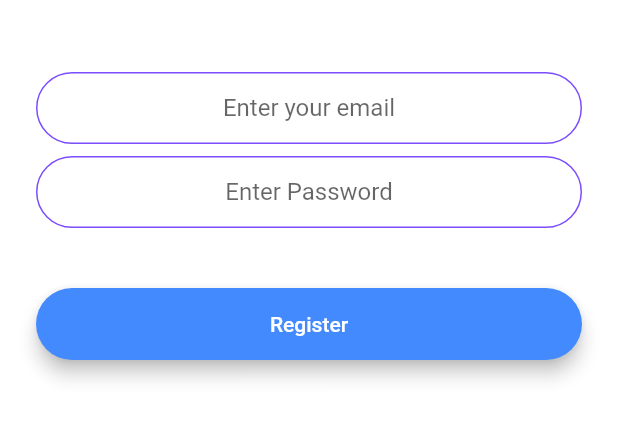
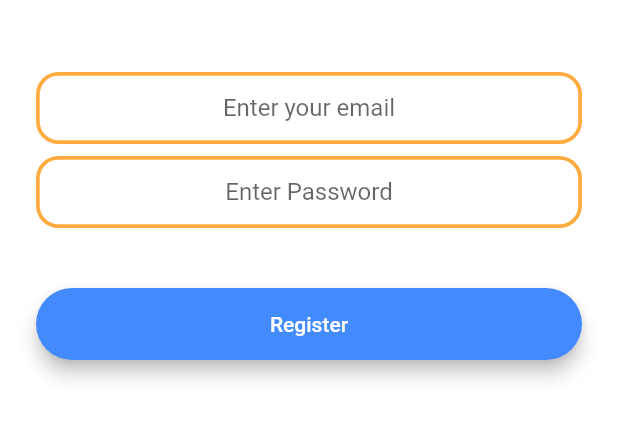
Before and after one commit to Coding-Club-IITG/Git-Workshop-flutter, a Flutter app: the RegistrationScreen screen opened by its route, on a phone screen of 412 x 824 dp, the part 576-1018 px from its top. Run offline on Flutter 3.47's test engine with Material 2 defaults, Android fonts, the phone set to English and light mode, and no system bars; our stand-ins replace animated_text_kit, cloud_firestore, firebase_auth, firebase_core, modal_progress_hud; accounts and stored records are empty.

Commit message:
Update constants.dart
change in color , radius and outline width

```diff
--- a/lib/constants.dart
+++ b/lib/constants.dart
@@ -7,17 +7,17 @@ const kTextFieldDecoration = InputDecoration(
     horizontal: 20.0,
   ),
   border: OutlineInputBorder(
-    borderRadius: BorderRadius.all(Radius.circular(32.0)),
+    borderRadius: BorderRadius.all(Radius.circular(15.0)),
   ),
   enabledBorder: OutlineInputBorder(
-    borderSide: BorderSide(color: Colors.deepPurpleAccent, width: 1.0),
-    borderRadius: BorderRadius.all(Radius.circular(32.0)),
+    borderSide: BorderSide(color: Colors.orangeAccent, width: 2.5),
+    borderRadius: BorderRadius.all(Radius.circular(15.0)),
   ),
   focusedBorder: OutlineInputBorder(
-    borderSide: BorderSide(color: Colors.deepPurpleAccent, width: 2.0),
-    borderRadius: BorderRadius.all(Radius.circular(32.0)),
+    borderSide: BorderSide(color: Colors.orangeAccent, width: 2.0),
+    borderRadius: BorderRadius.all(Radius.circular(15.0)),
   ),
 );
 
 const kAnimatedTextStyle = TextStyle(
-    fontSize: 35.0, fontWeight: FontWeight.w900, color: Colors.deepPurple);
+    fontSize: 35.0, fontWeight: FontWeight.w900, color: Colors.orange);
```
